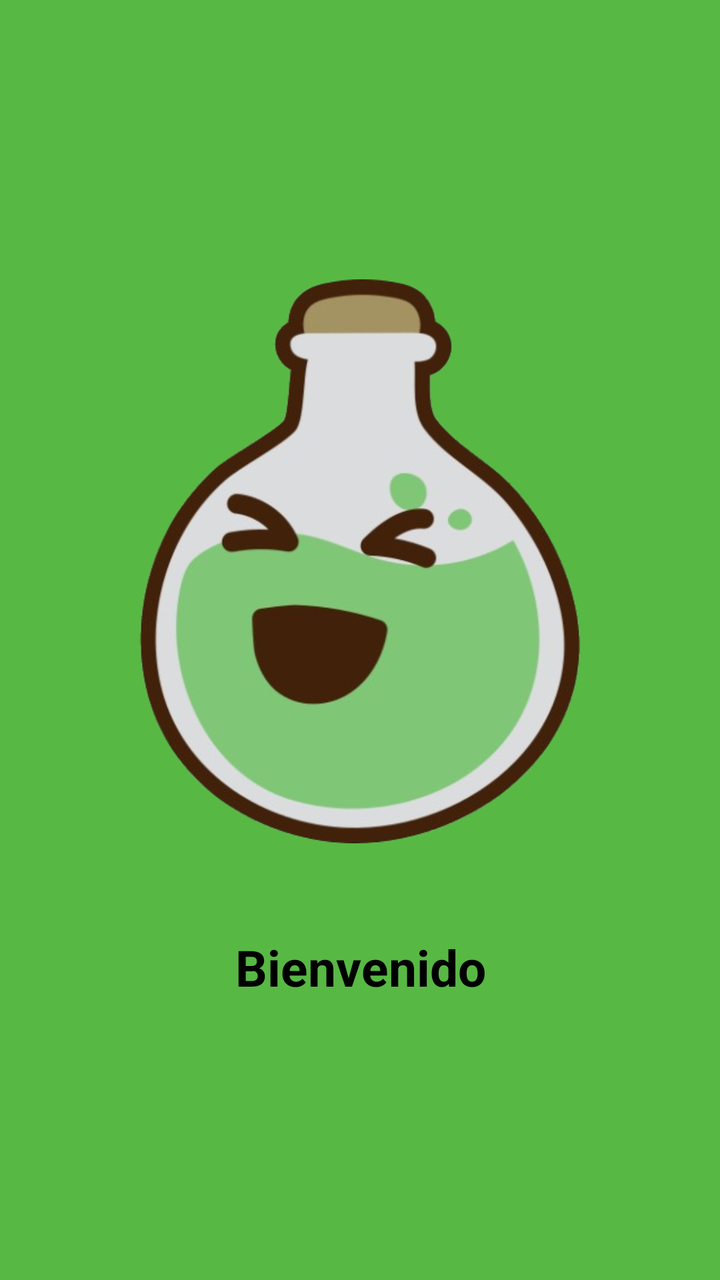
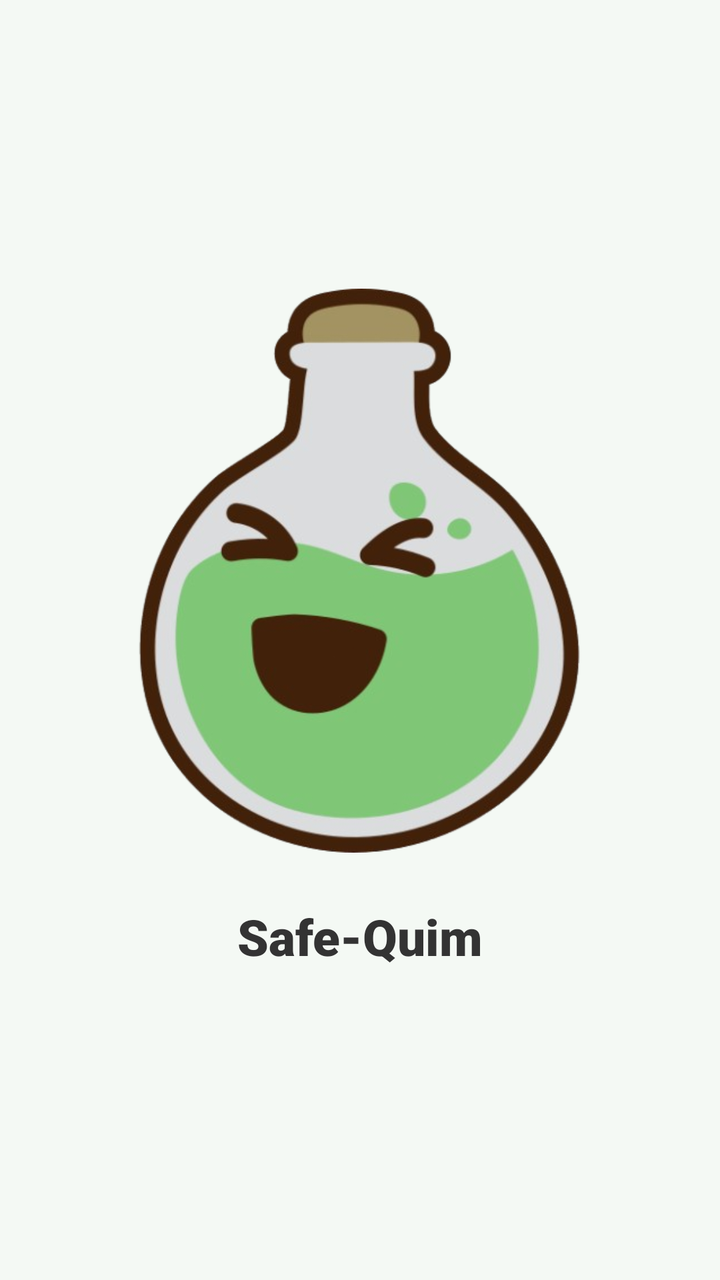

Compare the two renders of this Android layout. The source of the first and the diff that turns it into the second are given below.
<!-- AndroidManifest.xml: application theme Theme.App -->
<!-- res/layout/activity_splash.xml -->
<?xml version="1.0" encoding="utf-8"?>
<LinearLayout xmlns:android="http://schemas.android.com/apk/res/android"
    xmlns:app="http://schemas.android.com/apk/res-auto"
    xmlns:tools="http://schemas.android.com/tools"
    android:id="@+id/main"
    android:layout_width="match_parent"
    android:layout_height="match_parent"
    android:orientation="vertical"
    android:gravity="center"
    android:background="@color/green"
    tools:context=".ui.inicio.SplashActivity">

    <ImageView
        android:layout_width="290dp"
        android:layout_height="282dp"
        app:srcCompat="@drawable/logo_app" />

    <TextView
        android:layout_width="match_parent"
        android:layout_height="wrap_content"
        android:text="@string/text_welcome"
        android:paddingStart="15dp"
        android:paddingEnd="15dp"
        android:gravity="center"
        android:layout_marginTop="45dp"
        android:textSize="25sp"
        android:textStyle="bold"
        android:textColor="@color/black"
    />

</LinearLayout>
<!-- resources referenced by this layout -->
<resources>
  <color name="black">#FF000000</color>
  <color name="green">#58B844</color>
  <!-- drawable logo_app: png bitmap (drawable, 158709 bytes) -->
  <string name="text_welcome">Bienvenido</string>
  <style name="Theme.App" parent="Base.Theme.App" />
  <style name="Base.Theme.App" parent="Theme.Material3.DayNight.NoActionBar">
          
          
      </style>
</resources>

<!-- the commit's change to res/layout/activity_splash.xml (unified diff, before → after) -->
@@ -1,31 +1,41 @@
 <?xml version="1.0" encoding="utf-8"?>
-<LinearLayout xmlns:android="http://schemas.android.com/apk/res/android"
+<androidx.constraintlayout.widget.ConstraintLayout
+    xmlns:android="http://schemas.android.com/apk/res/android"
     xmlns:app="http://schemas.android.com/apk/res-auto"
     xmlns:tools="http://schemas.android.com/tools"
     android:id="@+id/main"
     android:layout_width="match_parent"
     android:layout_height="match_parent"
-    android:orientation="vertical"
-    android:gravity="center"
     android:background="@color/green"
     tools:context=".ui.inicio.SplashActivity">
 
     <ImageView
+        android:id="@+id/iv_logo"
+        android:contentDescription="@null"
         android:layout_width="290dp"
         android:layout_height="282dp"
+        app:layout_constraintBottom_toBottomOf="parent"
+        app:layout_constraintEnd_toEndOf="parent"
+        app:layout_constraintHorizontal_bias="0.495"
+        app:layout_constraintStart_toStartOf="parent"
+        app:layout_constraintTop_toTopOf="parent"
+        app:layout_constraintVertical_bias="0.403"
         app:srcCompat="@drawable/logo_app" />
 
     <TextView
-        android:layout_width="match_parent"
+        android:id="@+id/textView"
+        android:layout_width="0dp"
         android:layout_height="wrap_content"
-        android:text="@string/text_welcome"
+        android:layout_marginTop="25dp"
+        android:gravity="center"
         android:paddingStart="15dp"
         android:paddingEnd="15dp"
-        android:gravity="center"
-        android:layout_marginTop="45dp"
+        android:text="@string/text_splash"
         android:textSize="25sp"
         android:textStyle="bold"
-        android:textColor="@color/black"
-    />
+        app:layout_constraintEnd_toEndOf="parent"
+        app:layout_constraintStart_toStartOf="parent"
+        app:layout_constraintTop_toBottomOf="@+id/iv_logo"
+        />
 
-</LinearLayout>
+</androidx.constraintlayout.widget.ConstraintLayout>
<!-- resource entries referenced after the edit -->
@@ -1,13 +1,20 @@
 <!-- resources referenced by this layout -->
 <resources>
-  <color name="black">#FF000000</color>
-  <color name="green">#58B844</color>
+  <color name="green">#F4F9F4</color>
   <!-- drawable logo_app: png bitmap (drawable, 158709 bytes) -->
-  <string name="text_welcome">Bienvenido</string>
+  <string name="text_splash">Safe-Quim</string>
   <style name="Theme.App" parent="Base.Theme.App" />
   <style name="Base.Theme.App" parent="Theme.Material3.DayNight.NoActionBar">
           
           
+          <item name="android:textViewStyle">@style/miFuente</item>
       </style>
+  <style name="miFuente" parent="Widget.AppCompat.TextView">
+          <item name="android:fontFamily">sans-serif-black</item>
+          <item name="android:textFontWeight">900</item>
+          <item name="android:textStyle">bold</item>
+          <item name="android:textColor">@color/color_text</item>
+      </style>
+  <color name="color_text">#333333</color>
 </resources>
 
